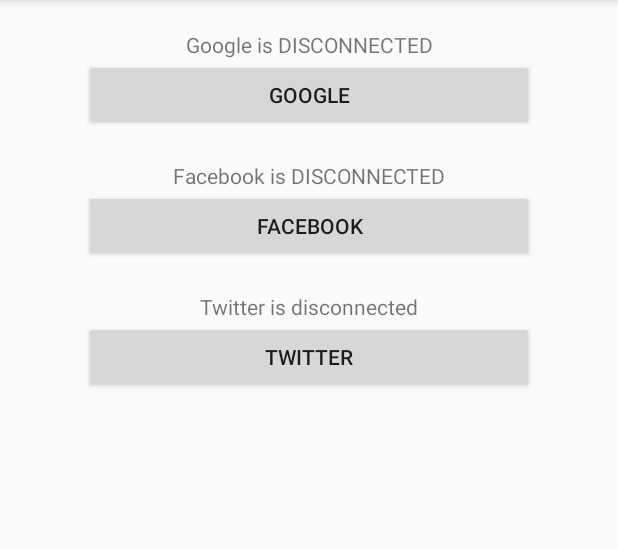
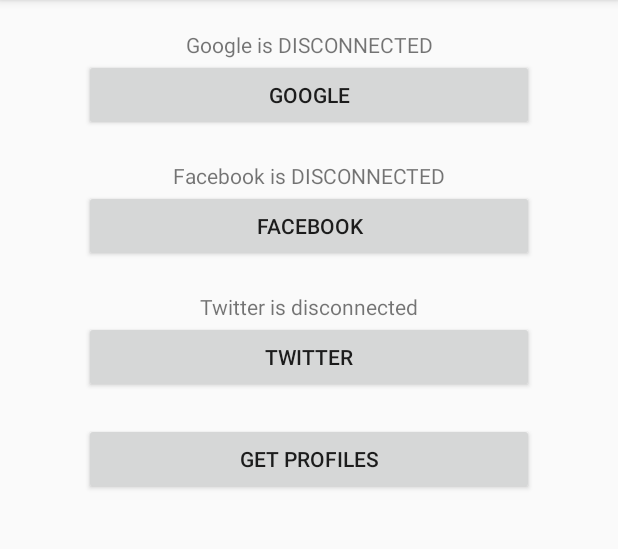
Before and after one commit to iFanie/Roguin, an Android app: the screen it shows after launch (MainActivity), on a phone screen of 412 x 824 dp, the part 84-633 px from its top. Run offline under Robolectric (Android 15) with nearby library versions, the phone set to English and light mode, and no system bars; libraries missing offline, so code that uses them is left out: com.facebook.login, com.twitter.sdk; 5 statements that could not run were skipped.

Commit message:
Update sample project with getProfile

```diff
--- a/app/src/main/res/layout/activity_main.xml
+++ b/app/src/main/res/layout/activity_main.xml
@@ -57,4 +57,13 @@
         app:layout_constraintStart_toStartOf="parent"
         app:layout_constraintEnd_toEndOf="parent"
         app:layout_constraintTop_toBottomOf="@id/twitterStatus" />
+
+    <Button android:id="@+id/getProfilesButton"
+        android:layout_width="300dp"
+        android:layout_height="wrap_content"
+        android:text="Get Profiles"
+        app:layout_constraintStart_toStartOf="parent"
+        app:layout_constraintEnd_toEndOf="parent"
+        app:layout_constraintTop_toBottomOf="@id/twitterButton"
+        android:layout_marginTop="20dp" />
 </android.support.constraint.ConstraintLayout>
```
Also changed, not shown: app/src/main/java/com/izikode/izilib/roguindemo/MainActivity.kt (+14 -0 lines).
